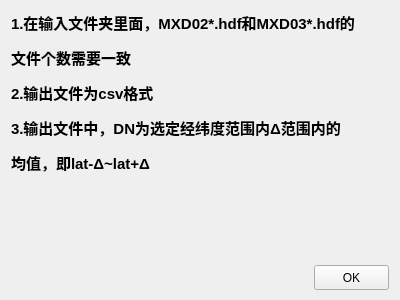
Above: .ui/info.ui from dushenda/proMDS before the change. Below: the same form after it.
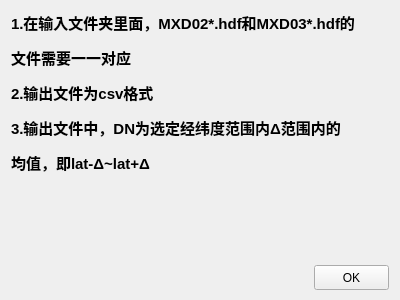
That is the form after the change. Icons and pictures are not drawn.

```diff
--- a/.ui/info.ui
+++ b/.ui/info.ui
@@ -33,7 +33,7 @@
    <item>
     <widget class="QLabel" name="label">
      <property name="text">
-      <string>&lt;html&gt;&lt;head/&gt;&lt;body&gt;&lt;p&gt;&lt;span style=&quot; font-size:11pt; font-weight:600;&quot;&gt;1.在输入文件夹里面，MXD02*.hdf和MXD03*.hdf的&lt;/span&gt;&lt;/p&gt;&lt;p&gt;&lt;span style=&quot; font-size:11pt; font-weight:600;&quot;&gt;文件个数需要一致&lt;/span&gt;&lt;/p&gt;&lt;p&gt;&lt;span style=&quot; font-size:11pt; font-weight:600;&quot;&gt;2.输出文件为csv格式&lt;/span&gt;&lt;/p&gt;&lt;p&gt;&lt;span style=&quot; font-size:11pt; font-weight:600;&quot;&gt;3.输出文件中，DN为选定经纬度范围内Δ范围内的&lt;/span&gt;&lt;/p&gt;&lt;p&gt;&lt;span style=&quot; font-size:11pt; font-weight:600;&quot;&gt;均值，即lat-Δ~lat+Δ&lt;/span&gt;&lt;/p&gt;&lt;p&gt;&lt;br/&gt;&lt;/p&gt;&lt;/body&gt;&lt;/html&gt;</string>
+      <string>&lt;html&gt;&lt;head/&gt;&lt;body&gt;&lt;p&gt;&lt;span style=&quot; font-size:11pt; font-weight:600;&quot;&gt;1.在输入文件夹里面，MXD02*.hdf和MXD03*.hdf的&lt;/span&gt;&lt;/p&gt;&lt;p&gt;&lt;span style=&quot; font-size:11pt; font-weight:600;&quot;&gt;文件需要一一对应&lt;/span&gt;&lt;/p&gt;&lt;p&gt;&lt;span style=&quot; font-size:11pt; font-weight:600;&quot;&gt;2.输出文件为csv格式&lt;/span&gt;&lt;/p&gt;&lt;p&gt;&lt;span style=&quot; font-size:11pt; font-weight:600;&quot;&gt;3.输出文件中，DN为选定经纬度范围内Δ范围内的&lt;/span&gt;&lt;/p&gt;&lt;p&gt;&lt;span style=&quot; font-size:11pt; font-weight:600;&quot;&gt;均值，即lat-Δ~lat+Δ&lt;/span&gt;&lt;/p&gt;&lt;p&gt;&lt;br/&gt;&lt;/p&gt;&lt;/body&gt;&lt;/html&gt;</string>
      </property>
      <property name="alignment">
       <set>Qt::AlignLeading|Qt::AlignLeft|Qt::AlignTop</set>
```
Left out of the diff: 2 changed lines with no effect on the pictures.
